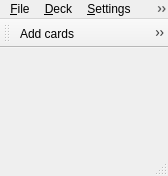
This is mnemosyne/mnemosyne/pyqt_ui/main_window.ui in vasvlad/pomni as Qt 5 draws it before an edit. The edited form follows.
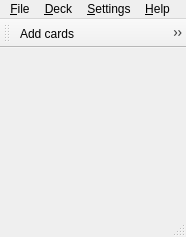
This is the edited form. Icons and pictures are not drawn.

Commit message: Implement 'delete fact'.

Patch:
```diff
--- a/mnemosyne/mnemosyne/pyqt_ui/main_window.ui
+++ b/mnemosyne/mnemosyne/pyqt_ui/main_window.ui
@@ -5,8 +5,8 @@
    <rect>
     <x>0</x>
     <y>0</y>
-    <width>168</width>
-    <height>176</height>
+    <width>186</width>
+    <height>237</height>
    </rect>
   </property>
   <property name="sizePolicy" >
@@ -28,7 +28,7 @@
     <rect>
      <x>0</x>
      <y>0</y>
-     <width>168</width>
+     <width>186</width>
      <height>25</height>
     </rect>
    </property>
@@ -100,7 +100,7 @@
    </attribute>
    <addaction name="actionAddCards" />
    <addaction name="actionEditCurrentCard" />
-   <addaction name="actionDeleteCurrentCard" />
+   <addaction name="actionDeleteCurrentFact" />
    <addaction name="actionEditDeck" />
    <addaction name="actionShowStatistics" />
   </widget>
@@ -144,7 +144,7 @@
      <normaloff>:/mnemosyne/pixmaps/delete.png</normaloff>:/mnemosyne/pixmaps/delete.png</iconset>
    </property>
    <property name="text" >
-    <string>&amp;Delete current card</string>
+    <string>&amp;Delete current card(s)</string>
    </property>
    <property name="shortcut" >
     <string>Backspace</string>
```
Left out of the diff: 20 changed lines with no effect on the pictures. The commit also changes 5 other files.
